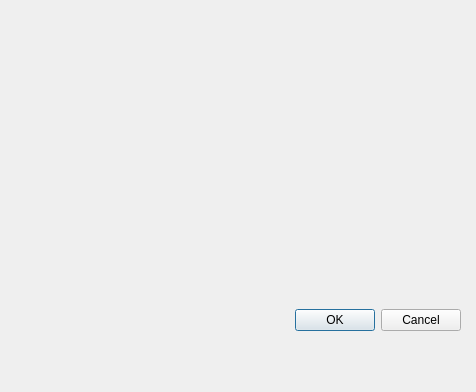
The window that gui.ui (AmolosRicha1/pysightread) describes before a commit, drawn with Qt 5.
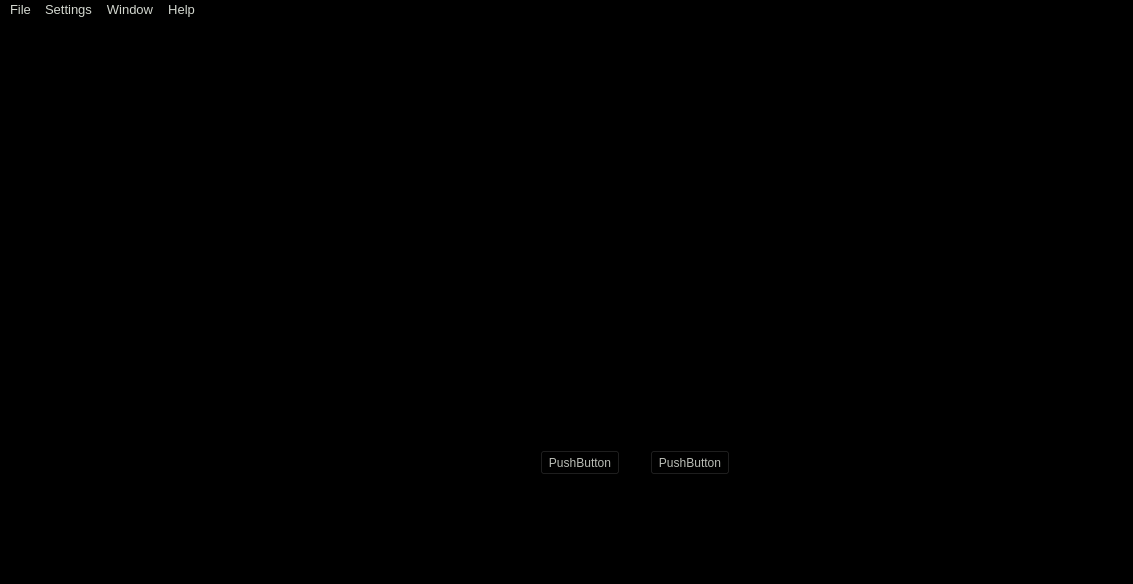
The same window after the commit. Icons and pictures are not drawn.

Patch:
```diff
--- a/gui.ui
+++ b/gui.ui
@@ -1,47 +1,149 @@
 <?xml version="1.0" encoding="UTF-8"?>
 <ui version="4.0">
- <class>Dialog</class>
- <widget class="QDialog" name="Dialog">
+ <class>MainWindow</class>
+ <widget class="QMainWindow" name="MainWindow">
   <property name="geometry">
    <rect>
     <x>0</x>
     <y>0</y>
-    <width>476</width>
-    <height>392</height>
+    <width>1133</width>
+    <height>584</height>
    </rect>
   </property>
   <property name="windowTitle">
    <string>Dialog</string>
   </property>
-  <widget class="QDialogButtonBox" name="buttonBox">
+  <property name="styleSheet">
+   <string notr="true">background-color: rgb(0, 0, 0);</string>
+  </property>
+  <widget class="QWidget" name="centralwidget">
+   <widget class="QLabel" name="label">
+    <property name="geometry">
+     <rect>
+      <x>0</x>
+      <y>-10</y>
+      <width>811</width>
+      <height>391</height>
+     </rect>
+    </property>
+    <property name="text">
+     <string>&lt;html&gt;&lt;head/&gt;&lt;body&gt;&lt;p&gt;&lt;img src=&quot;:/newPrefix/pic/Staff.png&quot;/&gt;&lt;/p&gt;&lt;/body&gt;&lt;/html&gt;</string>
+    </property>
+   </widget>
+   <widget class="QPushButton" name="pushButton">
+    <property name="geometry">
+     <rect>
+      <x>650</x>
+      <y>430</y>
+      <width>80</width>
+      <height>25</height>
+     </rect>
+    </property>
+    <property name="styleSheet">
+     <string notr="true">color: rgb(186, 189, 182);</string>
+    </property>
+    <property name="text">
+     <string>PushButton</string>
+    </property>
+   </widget>
+   <widget class="QPushButton" name="pushButton_2">
+    <property name="geometry">
+     <rect>
+      <x>540</x>
+      <y>430</y>
+      <width>80</width>
+      <height>25</height>
+     </rect>
+    </property>
+    <property name="styleSheet">
+     <string notr="true">color: rgb(186, 189, 182);</string>
+    </property>
+    <property name="text">
+     <string>PushButton</string>
+    </property>
+   </widget>
+  </widget>
+  <widget class="QMenuBar" name="menuBar">
    <property name="geometry">
     <rect>
-     <x>50</x>
-     <y>270</y>
-     <width>411</width>
-     <height>101</height>
+     <x>0</x>
+     <y>0</y>
+     <width>1133</width>
+     <height>23</height>
     </rect>
    </property>
-   <property name="orientation">
-    <enum>Qt::Horizontal</enum>
+   <property name="font">
+    <font>
+     <pointsize>10</pointsize>
+    </font>
    </property>
-   <property name="standardButtons">
-    <set>QDialogButtonBox::Cancel|QDialogButtonBox::Ok</set>
+   <property name="styleSheet">
+    <string notr="true">color: rgb(211, 215, 207);</string>
    </property>
+   <property name="locale">
+    <locale language="English" country="UnitedStates"/>
+   </property>
+   <widget class="QMenu" name="menuDatai">
+    <property name="title">
+     <string>File</string>
+    </property>
+    <addaction name="actionEinstellungen"/>
+    <addaction name="separator"/>
+    <addaction name="separator"/>
+   </widget>
+   <widget class="QMenu" name="menuHelp_2">
+    <property name="title">
+     <string>Window</string>
+    </property>
+    <addaction name="actionminimize"/>
+   </widget>
+   <widget class="QMenu" name="menuHelp_3">
+    <property name="title">
+     <string>Help</string>
+    </property>
+    <addaction name="actionVersion"/>
+    <addaction name="actionAbout"/>
+   </widget>
+   <widget class="QMenu" name="menuSetting">
+    <property name="title">
+     <string>Settings</string>
+    </property>
+    <addaction name="actionKey_signature"/>
+    <addaction name="actionChange_tempo"/>
+   </widget>
+   <addaction name="menuDatai"/>
+   <addaction name="menuSetting"/>
+   <addaction name="menuHelp_2"/>
+   <addaction name="menuHelp_3"/>
   </widget>
-  <widget class="QLabel" name="label">
-   <property name="geometry">
-    <rect>
-     <x>80</x>
-     <y>30</y>
-     <width>321</width>
-     <height>91</height>
-    </rect>
+  <action name="actionEinstellungen">
+   <property name="text">
+    <string>Exit</string>
    </property>
    <property name="text">
-    <string>&lt;html&gt;&lt;head/&gt;&lt;body&gt;&lt;p&gt;&lt;img src=&quot;:/newPrefix/tesjjt.png&quot;/&gt;&lt;/p&gt;&lt;/body&gt;&lt;/html&gt;</string>
+    <string>Version</string>
    </property>
-  </widget>
+  </action>
+  <action name="actionminimize">
+   <property name="text">
+    <string>minimize</string>
+   </property>
+  </action>
+  <action name="actionKey_signature">
+   <property name="text">
+    <string>Key signature</string>
+   </property>
+  </action>
+  <action name="actionChange_tempo">
+   <property name="text">
+    <string>Change tempo</string>
+   </property>
+  </action>
+  <action name="actionAbout">
+   <property name="text">
+    <string>About</string>
+   </property>
+  </action>
  </widget>
  <resources>
   <include location="Resource.qrc"/>
```
Left out of the diff: 39 changed lines with no effect on the pictures.
